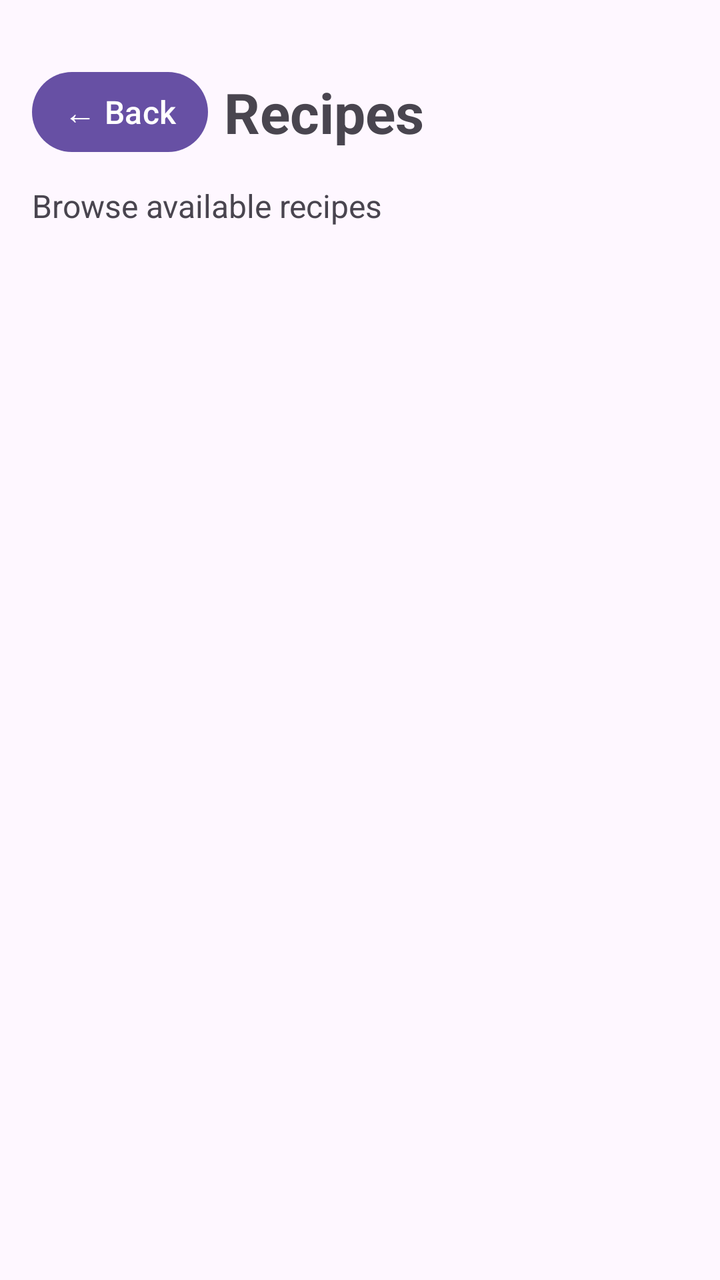
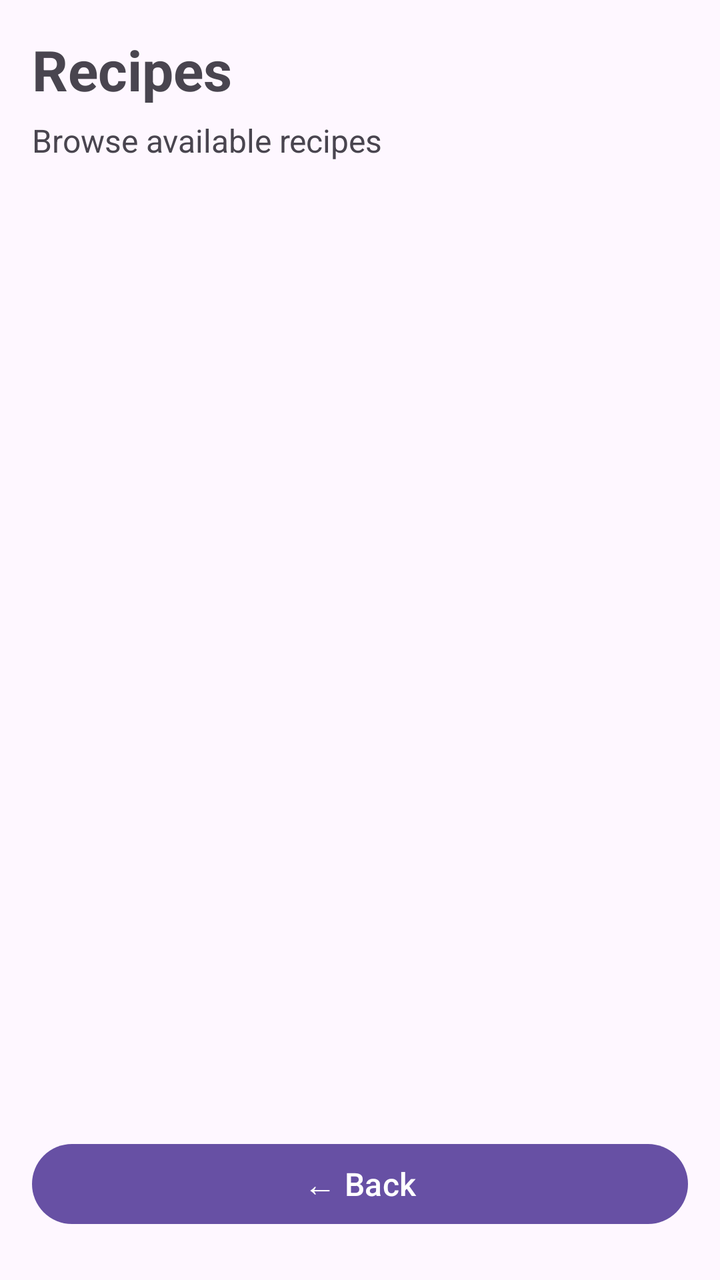

Two renders of the same Android screen: before a commit and after it. Below are the layout's source before the change and the commit's diff.
<!-- AndroidManifest.xml: application theme Theme.SmartPantryManager -->
<!-- res/layout/activity_recipes.xml -->
<?xml version="1.0" encoding="utf-8"?>
<androidx.constraintlayout.widget.ConstraintLayout
    xmlns:android="http://schemas.android.com/apk/res/android"
    xmlns:app="http://schemas.android.com/apk/res-auto"
    android:layout_width="match_parent"
    android:layout_height="match_parent"
    android:padding="16dp">

    
    <Button
        android:id="@+id/btnBack"
        android:layout_width="wrap_content"
        android:layout_height="wrap_content"
        android:layout_marginTop="16dp"
        android:text="← Back"
        android:textSize="16sp"
        android:minHeight="48dp"
        android:paddingStart="8dp"
        android:paddingEnd="8dp"
        app:layout_constraintTop_toTopOf="parent"
        app:layout_constraintStart_toStartOf="parent" />

    
    <TextView
        android:id="@+id/tvRecipesTitle"
        android:layout_width="0dp"
        android:layout_height="wrap_content"
        android:layout_marginStart="8dp"
        android:text="Recipes"
        android:textSize="28sp"
        android:textStyle="bold"
        app:layout_constraintTop_toTopOf="@id/btnBack"
        app:layout_constraintBottom_toBottomOf="@id/btnBack"
        app:layout_constraintStart_toEndOf="@id/btnBack"
        app:layout_constraintEnd_toEndOf="parent" />

    
    <TextView
        android:id="@+id/tvRecipesSubtitle"
        android:layout_width="0dp"
        android:layout_height="wrap_content"
        android:layout_marginTop="12dp"
        android:text="Browse available recipes"
        android:textSize="16sp"
        app:layout_constraintTop_toBottomOf="@id/btnBack"
        app:layout_constraintStart_toStartOf="parent"
        app:layout_constraintEnd_toEndOf="parent" />

    
    <androidx.recyclerview.widget.RecyclerView
        android:id="@+id/recyclerViewRecipes"
        android:layout_width="0dp"
        android:layout_height="0dp"
        android:layout_marginTop="16dp"
        android:clipToPadding="false"
        android:paddingBottom="24dp"
        android:scrollbars="vertical"
        android:fadeScrollbars="false"
        android:nestedScrollingEnabled="true"
        android:overScrollMode="always"
        app:layout_constraintTop_toBottomOf="@id/tvRecipesSubtitle"
        app:layout_constraintBottom_toBottomOf="parent"
        app:layout_constraintStart_toStartOf="parent"
        app:layout_constraintEnd_toEndOf="parent" />

</androidx.constraintlayout.widget.ConstraintLayout>
<!-- resources referenced by this layout -->
<resources>
  <style name="Theme.SmartPantryManager" parent="Base.Theme.SmartPantryManager" />
  <style name="Base.Theme.SmartPantryManager" parent="Theme.Material3.DayNight.NoActionBar">
          
          
      </style>
</resources>

<!-- the commit's change to res/layout/activity_recipes.xml (unified diff, before → after) -->
@@ -7,31 +7,15 @@
     android:padding="16dp">
 
     
-    <Button
-        android:id="@+id/btnBack"
-        android:layout_width="wrap_content"
-        android:layout_height="wrap_content"
-        android:layout_marginTop="16dp"
-        android:text="← Back"
-        android:textSize="16sp"
-        android:minHeight="48dp"
-        android:paddingStart="8dp"
-        android:paddingEnd="8dp"
-        app:layout_constraintTop_toTopOf="parent"
-        app:layout_constraintStart_toStartOf="parent" />
-
-    
     <TextView
         android:id="@+id/tvRecipesTitle"
         android:layout_width="0dp"
         android:layout_height="wrap_content"
-        android:layout_marginStart="8dp"
         android:text="Recipes"
         android:textSize="28sp"
         android:textStyle="bold"
-        app:layout_constraintTop_toTopOf="@id/btnBack"
-        app:layout_constraintBottom_toBottomOf="@id/btnBack"
-        app:layout_constraintStart_toEndOf="@id/btnBack"
+        app:layout_constraintTop_toTopOf="parent"
+        app:layout_constraintStart_toStartOf="parent"
         app:layout_constraintEnd_toEndOf="parent" />
 
     
@@ -39,10 +23,10 @@
         android:id="@+id/tvRecipesSubtitle"
         android:layout_width="0dp"
         android:layout_height="wrap_content"
-        android:layout_marginTop="12dp"
+        android:layout_marginTop="6dp"
         android:text="Browse available recipes"
         android:textSize="16sp"
-        app:layout_constraintTop_toBottomOf="@id/btnBack"
+        app:layout_constraintTop_toBottomOf="@id/tvRecipesTitle"
         app:layout_constraintStart_toStartOf="parent"
         app:layout_constraintEnd_toEndOf="parent" />
 
@@ -53,12 +37,28 @@
         android:layout_height="0dp"
         android:layout_marginTop="16dp"
         android:clipToPadding="false"
-        android:paddingBottom="24dp"
+        android:paddingBottom="8dp"
         android:scrollbars="vertical"
+        android:scrollbarThumbVertical="@drawable/scrollbar_thumb"
         android:fadeScrollbars="false"
-        android:nestedScrollingEnabled="true"
+        android:scrollbarFadeDuration="0"
+        android:scrollbarDefaultDelayBeforeFade="0"
         android:overScrollMode="always"
         app:layout_constraintTop_toBottomOf="@id/tvRecipesSubtitle"
+        app:layout_constraintBottom_toTopOf="@id/btnBack"
+        app:layout_constraintStart_toStartOf="parent"
+        app:layout_constraintEnd_toEndOf="parent" />
+
+    
+    <Button
+        android:id="@+id/btnBack"
+        android:layout_width="match_parent"
+        android:layout_height="wrap_content"
+        android:layout_marginTop="12dp"
+        android:layout_marginBottom="8dp"
+        android:text="← Back"
+        android:textSize="16sp"
+        android:minHeight="48dp"
         app:layout_constraintBottom_toBottomOf="parent"
         app:layout_constraintStart_toStartOf="parent"
         app:layout_constraintEnd_toEndOf="parent" />
<!-- resource entries referenced after the edit -->
@@ -1,5 +1,19 @@
 <!-- resources referenced by this layout -->
 <resources>
+  <!-- drawable scrollbar_thumb (drawable) -->
+  <?xml version="1.0" encoding="utf-8"?>
+  <shape xmlns:android="http://schemas.android.com/apk/res/android"
+      android:shape="rectangle">
+  
+      <corners android:radius="4dp" />
+  
+      <solid android:color="#777777" />
+  
+      <size
+          android:width="6dp"
+          android:height="40dp" />
+  
+  </shape>
   <style name="Theme.SmartPantryManager" parent="Base.Theme.SmartPantryManager" />
   <style name="Base.Theme.SmartPantryManager" parent="Theme.Material3.DayNight.NoActionBar">
           
